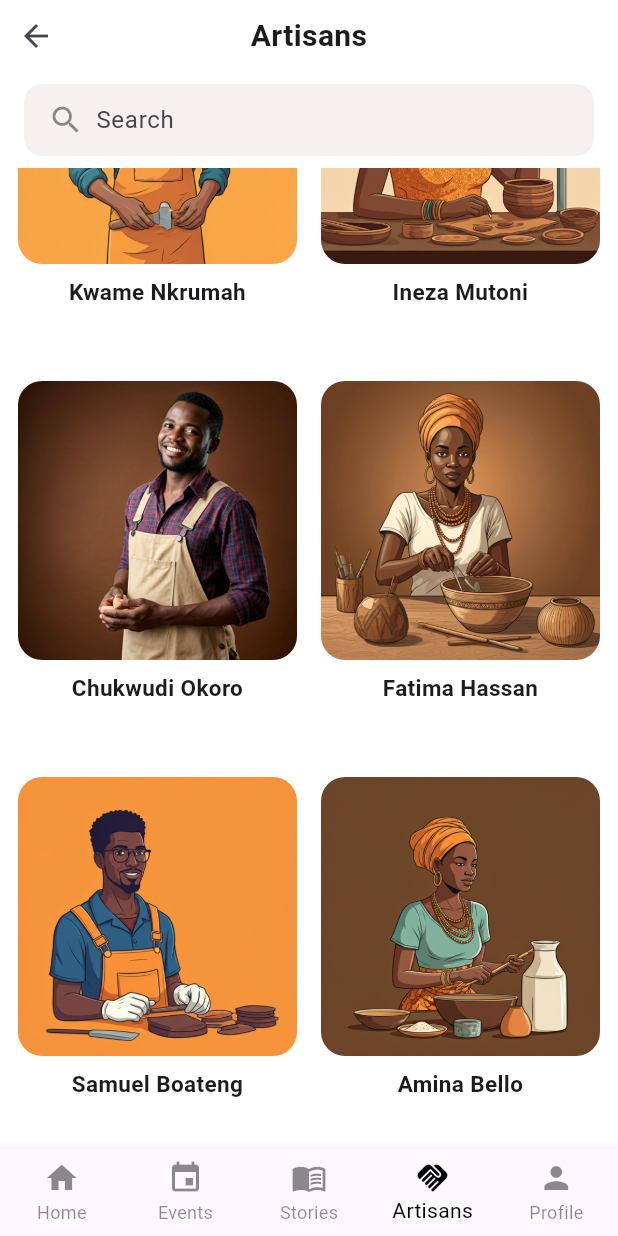
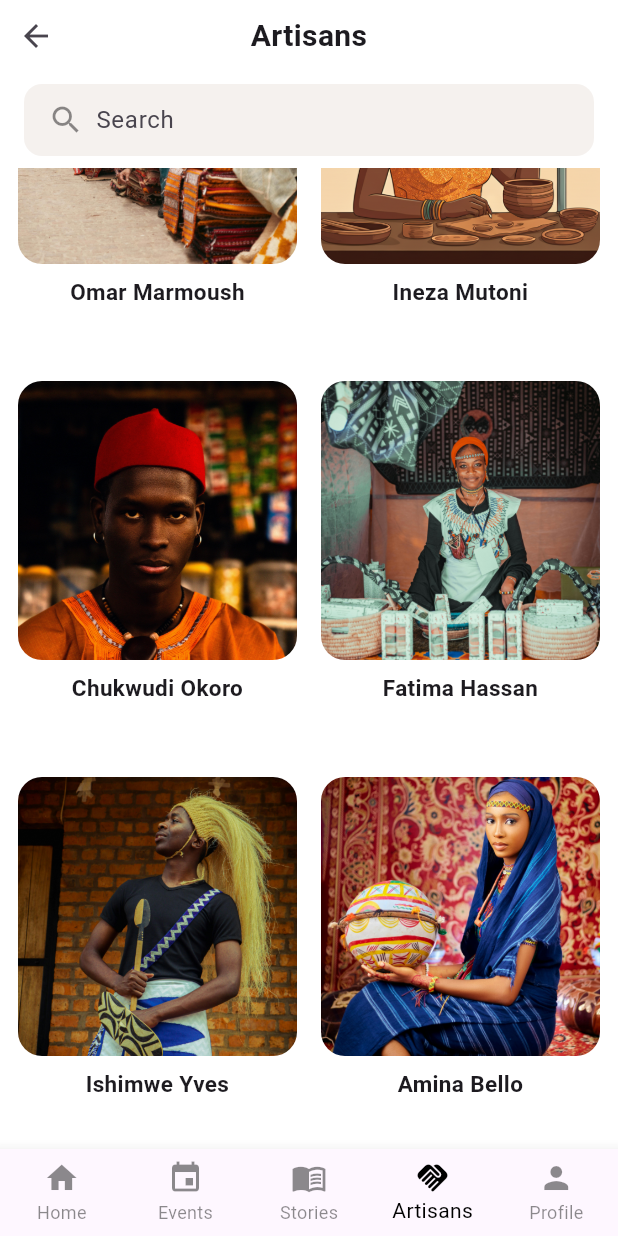
Before and after one commit to Lisky-pixel/culture_quest_v1, a Flutter app: the ArtisansScreen screen opened by its route, scrolled down 122 dp, on a phone screen of 412 x 824 dp. Run offline on Flutter 3.47's test engine with Material 3 defaults, Android fonts, the light colour scheme and no system bars.

Commit message:
Artisans images updates

```diff
--- a/lib/screens/artisans_screen.dart
+++ b/lib/screens/artisans_screen.dart
@@ -102,8 +102,8 @@ class _ArtisansScreenState extends State<ArtisansScreen> {
                         Navigator.pushNamed(context, '/artisan_profile');
                       },
                       child: const _ArtisanCard(
-                        imagePath: 'assets/images/artisan1.png',
-                        name: 'Kwame Nkrumah',
+                        imagePath: 'assets/images/Omar Marmoush.jpg',
+                        name: 'Omar Marmoush',
                       ),
                     ),
                     GestureDetector(
@@ -120,7 +120,7 @@ class _ArtisansScreenState extends State<ArtisansScreen> {
                         Navigator.pushNamed(context, '/artisan_profile');
                       },
                       child: const _ArtisanCard(
-                        imagePath: 'assets/images/artisan3.png',
+                        imagePath: 'assets/images/Chukwudi Okoro.jpg',
                         name: 'Chukwudi Okoro',
                       ),
                     ),
@@ -129,7 +129,7 @@ class _ArtisansScreenState extends State<ArtisansScreen> {
                         Navigator.pushNamed(context, '/artisan_profile');
                       },
                       child: const _ArtisanCard(
-                        imagePath: 'assets/images/artisan4.png',
+                        imagePath: 'assets/images/Fatima Hassan.jpg',
                         name: 'Fatima Hassan',
                       ),
                     ),
@@ -138,8 +138,8 @@ class _ArtisansScreenState extends State<ArtisansScreen> {
                         Navigator.pushNamed(context, '/artisan_profile');
                       },
                       child: const _ArtisanCard(
-                        imagePath: 'assets/images/artisan5.png',
-                        name: 'Samuel Boateng',
+                        imagePath: 'assets/images/Ishimwe Yves.jpg',
+                        name: 'Ishimwe Yves',
                       ),
                     ),
                     GestureDetector(
@@ -147,7 +147,7 @@ class _ArtisansScreenState extends State<ArtisansScreen> {
                         Navigator.pushNamed(context, '/artisan_profile');
                       },
                       child: const _ArtisanCard(
-                        imagePath: 'assets/images/artisan6.png',
+                        imagePath: 'assets/images/Amina Bello.jpg',
                         name: 'Amina Bello',
                       ),
                     ),
```
Also changed, not shown: assets/images/Amina Bello.jpg (added), assets/images/Chukwudi Okoro.jpg (added), assets/images/Fatima Hassan.jpg (added), assets/images/Ishimwe Yves.jpg (added), assets/images/Omar Marmoush.jpg (added), pubspec.lock.
